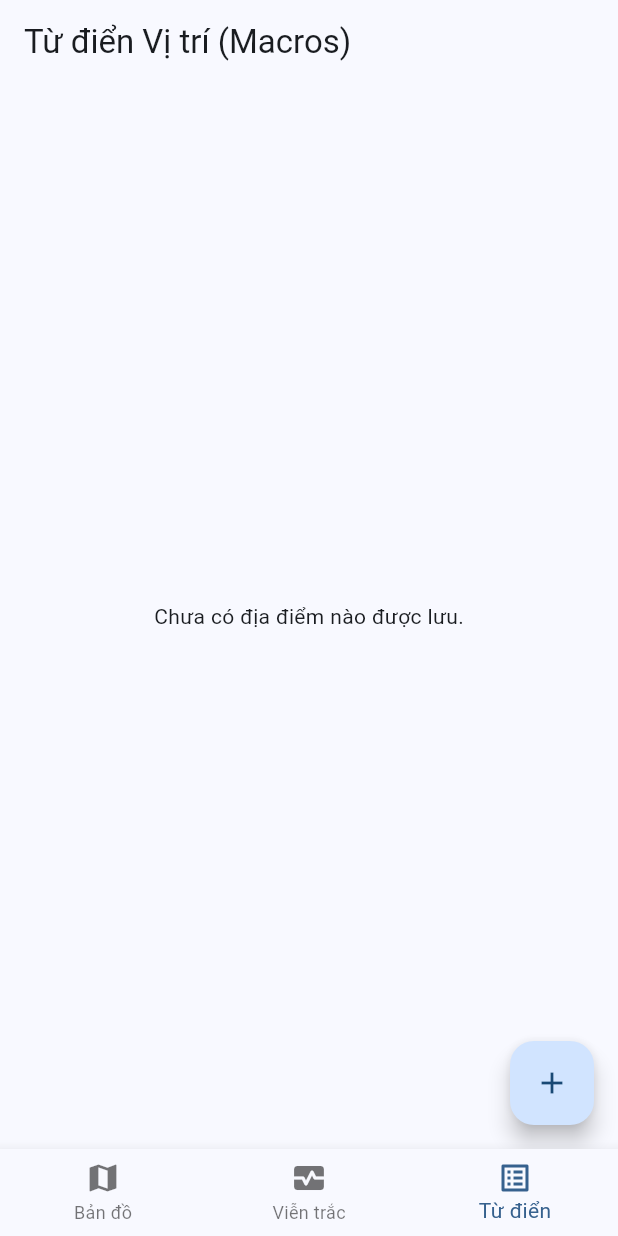
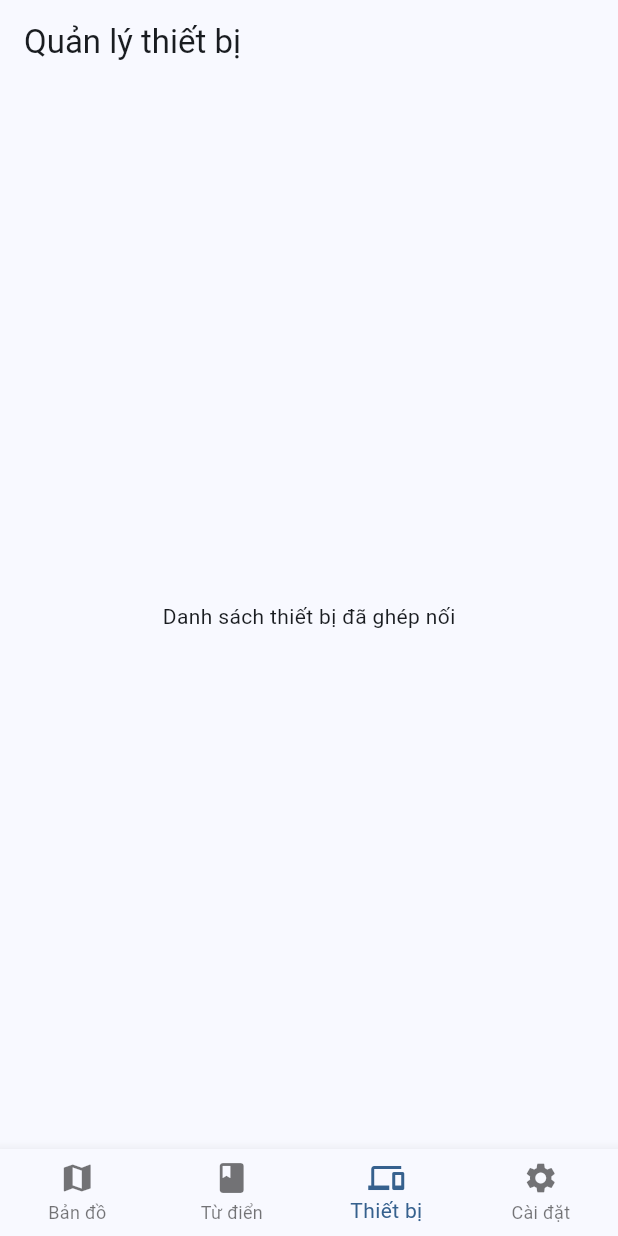
Before and after one commit to DangKien28/savicam_relap, a Flutter app: the MainScreen screen opened directly, item 3 of the bottom bar chosen, on a phone screen of 412 x 824 dp. Run offline on Flutter 3.47's test engine with Material 3 defaults, Android fonts, the phone set to English and light mode, and no system bars; our stand-ins replace flutter_map, flutter_riverpod, latlong2, supabase_flutter; accounts and stored records are empty.

Commit message:
remake UI and connect

```diff
--- a/lib/core/providers/supabase_client_provider.dart
+++ b/lib/core/providers/supabase_client_provider.dart
@@ -1,10 +1,10 @@
 import 'package:flutter_riverpod/flutter_riverpod.dart';
 import 'package:supabase_flutter/supabase_flutter.dart';
 
-import '../config/app_config.dart';
+import '../env/env_config.dart';
 
 final supabaseClientProvider = Provider<SupabaseClient?>((ref) {
-  if (!AppConfig.hasSupabaseConfig) {
+  if (EnvConfig.supabaseUrl.isEmpty || EnvConfig.supabaseAnonKey.isEmpty) {
     return null;
   }
 
--- a/lib/features/alerts/alert_provider.dart
+++ b/lib/features/alerts/alert_provider.dart
@@ -2,6 +2,7 @@ import 'package:flutter_riverpod/flutter_riverpod.dart';
 import 'package:savicam_relap/core/services/supabase_service.dart';
 import 'package:savicam_relap/features/alerts/emergency_alert_model.dart';
 import 'package:savicam_relap/features/telemetry/telemetry_provider.dart';
+import 'package:supabase_flutter/supabase_flutter.dart';
 
 final alertStreamProvider = StreamProvider<EmergencyAlert?>((ref) {
   final pairedDeviceId = ref.watch(currentPairedDeviceIdProvider);
@@ -10,7 +11,7 @@ final alertStreamProvider = StreamProvider<EmergencyAlert?>((ref) {
   }
 
   // Lắng nghe realtime từ bảng emergency_alerts
-  return SupabaseService().client
+  return Supabase.instance.client
       .from('emergency_alerts')
       .stream(primaryKey: ['id'])
       .eq('paired_device_id', pairedDeviceId)
--- a/lib/features/telemetry/telemetry_provider.dart
+++ b/lib/features/telemetry/telemetry_provider.dart
@@ -1,6 +1,7 @@
 import 'package:flutter_riverpod/flutter_riverpod.dart';
 import 'package:savicam_relap/core/services/supabase_service.dart';
 import 'package:savicam_relap/features/telemetry/device_telemetry_model.dart';
+import 'package:supabase_flutter/supabase_flutter.dart';
 
 // Assuming we have a paired device ID in context, for now we will hardcode or require it.
 // In a real app, this would come from a user session provider.
@@ -12,7 +13,7 @@ final telemetryStreamProvider = StreamProvider<DeviceTelemetry?>((ref) {
     return Stream.value(null);
   }
 
-  return SupabaseService().client
+  return Supabase.instance.client
       .from('device_telemetry')
       .stream(primaryKey: ['tmod_device_id'])
       .eq('paired_device_id', pairedDeviceId)
--- a/lib/ui/screens/main_screen.dart
+++ b/lib/ui/screens/main_screen.dart
@@ -1,7 +1,8 @@
 import 'package:flutter/material.dart';
-import 'package:savicam_relap/ui/screens/dashboard_screen.dart';
-import 'package:savicam_relap/ui/screens/telemetry_screen.dart';
-import 'package:savicam_relap/ui/screens/user_macros_screen.dart';
+import '../../views/map_view.dart';
+import '../../views/device_list_view.dart';
+import '../../views/dictionary_view.dart';
+import '../../views/settings_view.dart';
 
 class MainScreen extends StatefulWidget {
   const MainScreen({super.key});
@@ -13,35 +14,26 @@ class MainScreen extends StatefulWidget {
 class _MainScreenState extends State<MainScreen> {
   int _currentIndex = 0;
 
-  final List<Widget> _screens = const [
-    DashboardScreen(),
-    TelemetryScreen(),
-    UserMacrosScreen(),
+  final List<Widget> _pages = [
+    const MapView(),
+    const DictionaryView(),
+    const DeviceListView(),
+    const SettingsView(),
   ];
 
   @override
   Widget build(BuildContext context) {
     return Scaffold(
-      body: IndexedStack(
-        index: _currentIndex,
-        children: _screens,
-      ),
+      body: _pages[_currentIndex],
       bottomNavigationBar: BottomNavigationBar(
         currentIndex: _currentIndex,
+        type: BottomNavigationBarType.fixed,
         onTap: (index) => setState(() => _currentIndex = index),
         items: const [
-          BottomNavigationBarItem(
-            icon: Icon(Icons.map),
-            label: 'Bản đồ',
-          ),
-          BottomNavigationBarItem(
-            icon: Icon(Icons.monitor_heart),
-            label: 'Viễn trắc',
-          ),
-          BottomNavigationBarItem(
-            icon: Icon(Icons.list_alt),
-            label: 'Từ điển',
-          ),
+          BottomNavigationBarItem(icon: Icon(Icons.map), label: 'Bản đồ'),
+          BottomNavigationBarItem(icon: Icon(Icons.book), label: 'Từ điển'),
+          BottomNavigationBarItem(icon: Icon(Icons.devices), label: 'Thiết bị'),
+          BottomNavigationBarItem(icon: Icon(Icons.settings), label: 'Cài đặt'),
         ],
       ),
     );
--- a/lib/ui/screens/red_alert_screen.dart
+++ b/lib/ui/screens/red_alert_screen.dart
@@ -2,6 +2,7 @@ import 'package:flutter/material.dart';
 import 'package:flutter_riverpod/flutter_riverpod.dart';
 import 'package:savicam_relap/core/services/supabase_service.dart';
 import 'package:savicam_relap/features/alerts/emergency_alert_model.dart';
+import 'package:supabase_flutter/supabase_flutter.dart';
 
 class RedAlertScreen extends ConsumerWidget {
   final EmergencyAlert alert;
@@ -87,7 +88,7 @@ class RedAlertScreen extends ConsumerWidget {
               TextButton(
                 onPressed: () async {
                   // Đổi status thành 'resolved' để tắt báo động
-                  await SupabaseService().client
+                  await Supabase.instance.client
                       .from('emergency_alerts')
                       .update({'status': 'resolved'})
                       .eq('id', alert.id);
--- /dev/null
+++ b/lib/views/device_list_view.dart
@@ -0,0 +1,13 @@
+import 'package:flutter/material.dart';
+
+class DeviceListView extends StatelessWidget {
+  const DeviceListView({super.key});
+
+  @override
+  Widget build(BuildContext context) {
+    return Scaffold(
+      appBar: AppBar(title: const Text("Quản lý thiết bị")),
+      body: const Center(child: Text("Danh sách thiết bị đã ghép nối")),
+    );
+  }
+}
```
Also changed, not shown: lib/app.dart (+4 -4 lines), lib/core/services/supabase_service.dart (+19 -6 lines), lib/ui/screens/pairing_screen.dart (+17 -8 lines), lib/ui/screens/user_macros_screen.dart (+4 -3 lines), lib/views/dictionary_view.dart (added, +13 -0 lines), lib/views/map_view.dart (added, +31 -0 lines), lib/views/settings_view.dart (added, +55 -0 lines).
